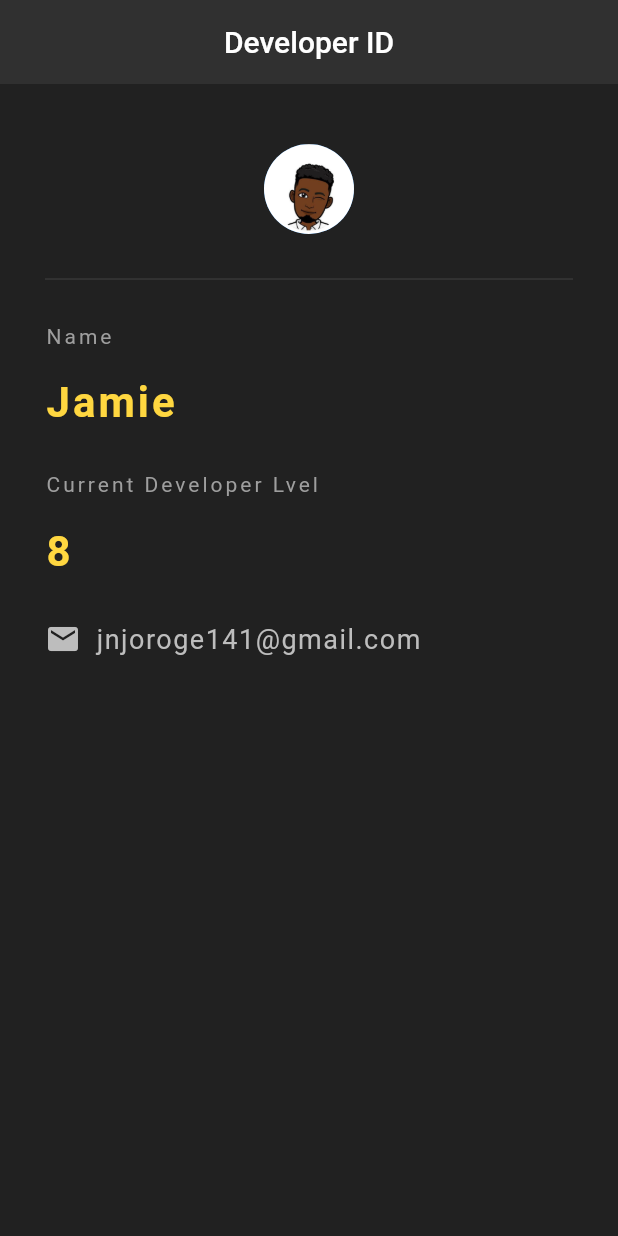
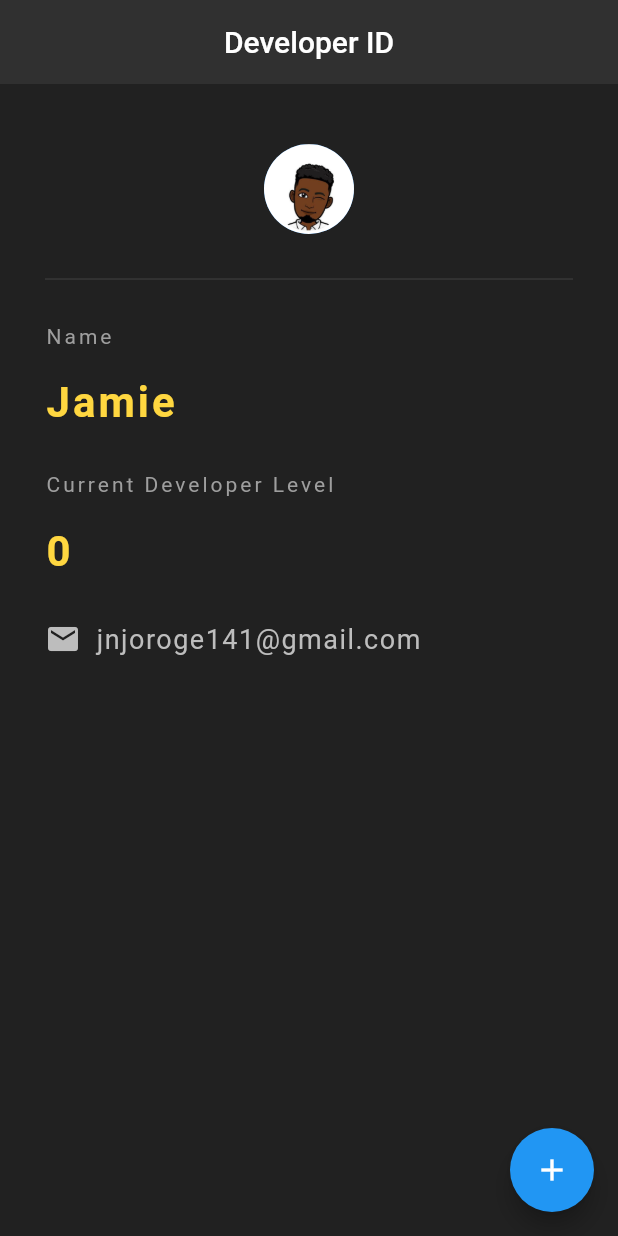
Before and after one commit to jamienjoroge/1stFlutter, a Flutter app: the screen it shows after launch, on a phone screen of 412 x 824 dp. Run offline on Flutter 3.47's test engine with Material 2 defaults, Android fonts, the phone set to English and light mode, and no system bars.

Commit message:
First Flutter App

```diff
--- a/lib/main.dart
+++ b/lib/main.dart
@@ -4,7 +4,14 @@ void main() => runApp(MaterialApp(
   home:DevID(),
 ));
 
-class DevID extends StatelessWidget {
+class DevID extends StatefulWidget {
+  @override
+  _DevIDState createState() => _DevIDState();
+}
+
+class _DevIDState extends State<DevID> {
+  int devLevel = 0;
+
   @override
   Widget build(BuildContext context) {
     return Scaffold(
@@ -14,6 +21,15 @@ class DevID extends StatelessWidget {
         centerTitle: true,
         backgroundColor: Colors.grey[850],
         elevation: 0.0,
+      ),
+      floatingActionButton: FloatingActionButton(
+        onPressed: (){
+          setState(() {
+            devLevel +=1;
+          });
+        },
+        child: Icon(Icons.add),
+        color: Colors.grey[800],
       ),
       body: Padding(
         padding: EdgeInsets.fromLTRB(30.0, 40.0, 30.0, 0.0),
@@ -49,7 +65,7 @@ class DevID extends StatelessWidget {
             ),
             SizedBox(height: 30.0,),
             Text(
-              'Current Developer Lvel',
+              'Current Developer Level',
               style: TextStyle(
                 color: Colors.grey,
                 letterSpacing: 2.0,
@@ -57,7 +73,7 @@ class DevID extends StatelessWidget {
             ),
             SizedBox(height: 20.0,),
             Text(
-              '8',
+              '$devLevel',
               style: TextStyle(
                 color: Colors.amberAccent[200],
                 letterSpacing: 2.0,
```
